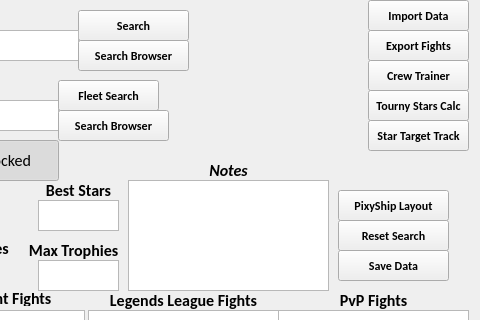
Above: _internal/pss-ttt.ui from arraken/pss-ttt before the change; both pictures show x 112 to 592 and y 0 to 320 of the 592 by 597 pixel window. Below: the same form after it.
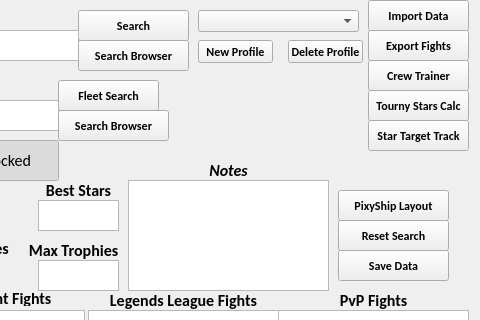
That is the form after the change.

```diff
--- a/_internal/pss-ttt.ui
+++ b/_internal/pss-ttt.ui
@@ -775,6 +775,56 @@
      <string>Search Browser</string>
     </property>
    </widget>
+   <widget class="QComboBox" name="comboBox">
+    <property name="geometry">
+     <rect>
+      <x>310</x>
+      <y>10</y>
+      <width>161</width>
+      <height>22</height>
+     </rect>
+    </property>
+   </widget>
+   <widget class="QPushButton" name="pushButton">
+    <property name="geometry">
+     <rect>
+      <x>310</x>
+      <y>40</y>
+      <width>75</width>
+      <height>23</height>
+     </rect>
+    </property>
+    <property name="font">
+     <font>
+      <pointsize>9</pointsize>
+      <weight>75</weight>
+      <bold>true</bold>
+     </font>
+    </property>
+    <property name="text">
+     <string>New Profile</string>
+    </property>
+   </widget>
+   <widget class="QPushButton" name="pushButton_2">
+    <property name="geometry">
+     <rect>
+      <x>400</x>
+      <y>40</y>
+      <width>75</width>
+      <height>23</height>
+     </rect>
+    </property>
+    <property name="font">
+     <font>
+      <pointsize>9</pointsize>
+      <weight>75</weight>
+      <bold>true</bold>
+     </font>
+    </property>
+    <property name="text">
+     <string>Delete Profile</string>
+    </property>
+   </widget>
   </widget>
   <widget class="QStatusBar" name="statusbar">
    <property name="sizeGripEnabled">
```
